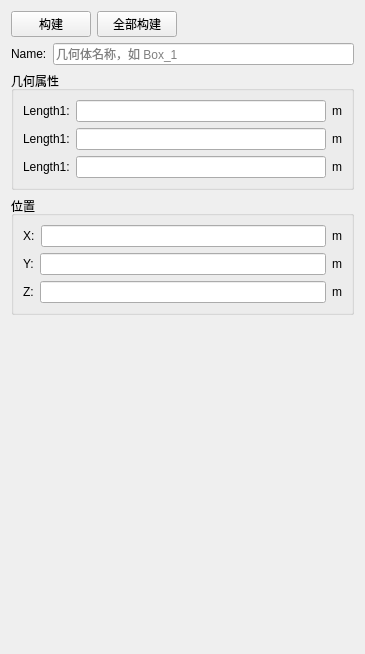
This is src/FCGUIWidget/FCGeometryProperty/FCCubeInfoWidget.ui in Kinvy66/FreeCAE as Qt 5 draws it before an edit. The edited form follows.
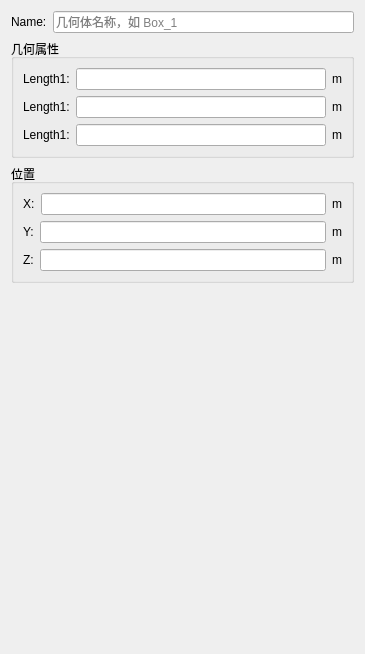
This is the edited form.

What changed in the file:
```diff
--- a/src/FCGUIWidget/FCGeometryProperty/FCCubeInfoWidget.ui
+++ b/src/FCGUIWidget/FCGeometryProperty/FCCubeInfoWidget.ui
@@ -14,37 +14,6 @@
    <string>Form</string>
   </property>
   <layout class="QVBoxLayout" name="verticalLayout_3">
-   <item>
-    <layout class="QHBoxLayout" name="horizontalLayout_10">
-     <item>
-      <widget class="QPushButton" name="pushButton_build">
-       <property name="text">
-        <string>构建</string>
-       </property>
-      </widget>
-     </item>
-     <item>
-      <widget class="QPushButton" name="pushButton_buildAll">
-       <property name="text">
-        <string>全部构建</string>
-       </property>
-      </widget>
-     </item>
-     <item>
-      <spacer name="horizontalSpacer">
-       <property name="orientation">
-        <enum>Qt::Orientation::Horizontal</enum>
-       </property>
-       <property name="sizeHint" stdset="0">
-        <size>
-         <width>40</width>
-         <height>20</height>
-        </size>
-       </property>
-      </spacer>
-     </item>
-    </layout>
-   </item>
    <item>
     <layout class="QHBoxLayout" name="horizontalLayout_4">
      <item>
```
